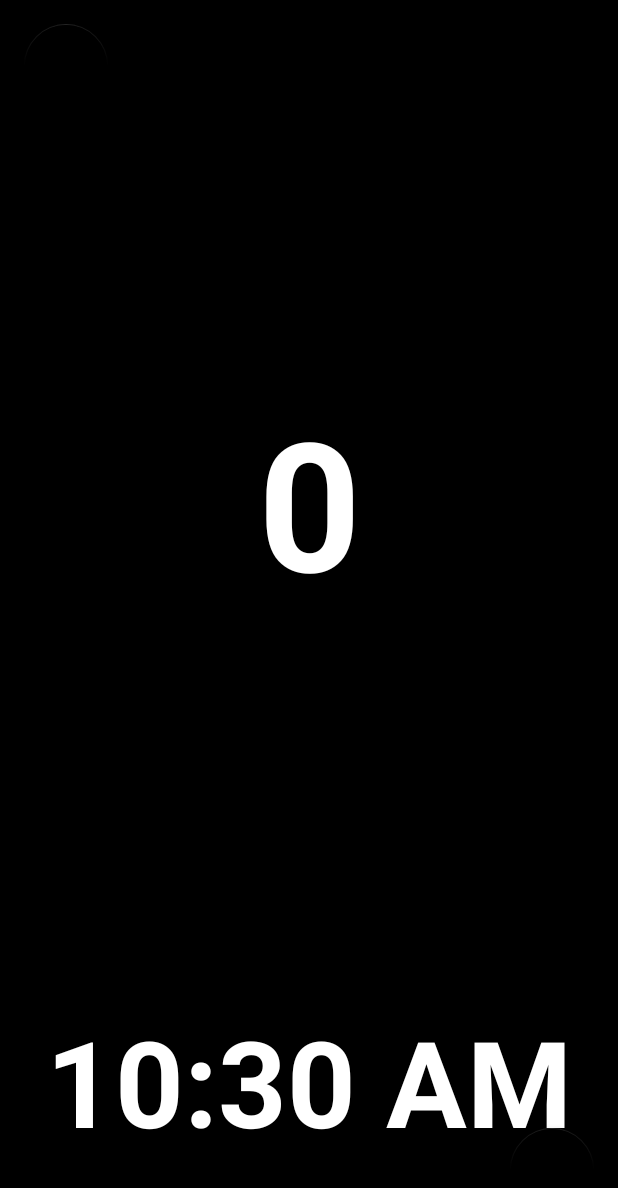
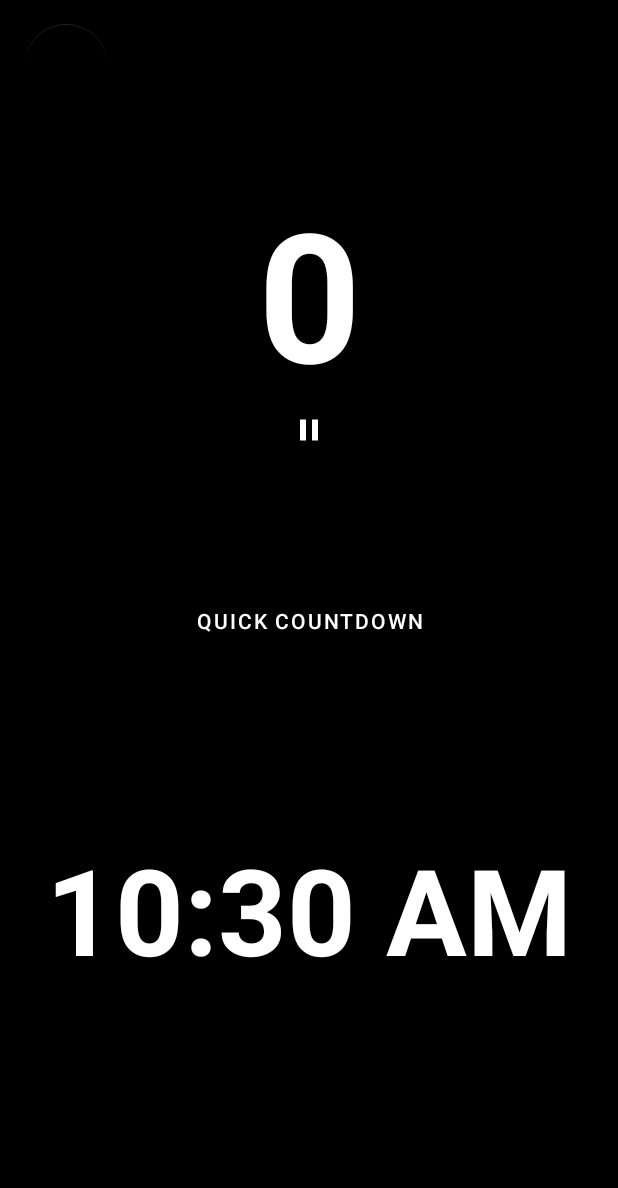
Before and after one commit to Vcky4/Time_Countdown, an Android app: the layout activity_main.xml on its own in the app's theme, with its tools: preview values and no code run, on a phone screen of 412 x 824 dp. Shown: the top 1188 px of the screen. Run offline under Robolectric (Android 15) with nearby library versions, the light colour scheme and no system bars.

Commit message:
Update - UI - orientation change to sensor, buttons and implementation

```diff
--- a/app/src/main/AndroidManifest.xml
+++ b/app/src/main/AndroidManifest.xml
@@ -9,13 +9,13 @@
         android:label="@string/app_name"
         android:roundIcon="@mipmap/ic_launcher_round"
         android:supportsRtl="true"
-        android:theme="@style/Theme.TimeCountdown">
+        android:theme="@style/Theme.TimeCountdown"
+        android:fullBackupContent="true">
         <activity
             android:name=".MainActivity"
             android:configChanges="orientation"
-            android:screenOrientation= "sensorLandscape"
+            android:screenOrientation="sensor"
             android:theme="@style/AppTheme.NoActionBar"
-            tools:ignore="LockedOrientationActivity"
             android:exported="true">
             <intent-filter>
                 <action android:name="android.intent.action.MAIN" />
--- /dev/null
+++ b/app/src/main/res/drawable/ic_baseline_pause_24.xml
@@ -0,0 +1,5 @@
+<vector android:height="24dp" android:tint="#FFFFFF"
+    android:viewportHeight="24" android:viewportWidth="24"
+    android:width="24dp" xmlns:android="http://schemas.android.com/apk/res/android">
+    <path android:fillColor="@android:color/white" android:pathData="M6,19h4L10,5L6,5v14zM14,5v14h4L18,5h-4z"/>
+</vector>
--- /dev/null
+++ b/app/src/main/res/drawable/ic_baseline_play_arrow_24.xml
@@ -0,0 +1,5 @@
+<vector android:height="24dp" android:tint="#FFFFFF"
+    android:viewportHeight="24" android:viewportWidth="24"
+    android:width="24dp" xmlns:android="http://schemas.android.com/apk/res/android">
+    <path android:fillColor="@android:color/white" android:pathData="M8,5v14l11,-7z"/>
+</vector>
--- a/app/src/main/res/layout/activity_main.xml
+++ b/app/src/main/res/layout/activity_main.xml
@@ -6,6 +6,7 @@
     android:layout_height="match_parent"
     android:background="@color/black"
     android:keepScreenOn="true"
+    tools:ignore="HardcodedText"
     tools:context="com.vicksoson.timecountdown.MainActivity">
 
     <com.google.android.gms.ads.AdView xmlns:ads="http://schemas.android.com/apk/res-auto"
@@ -32,7 +33,7 @@
         android:textColor="@color/white"
         android:textSize="120sp"
         android:textStyle="bold"
-        app:layout_constraintBottom_toTopOf="@+id/digitalClock"
+        app:layout_constraintBottom_toTopOf="@+id/quick_countdown"
         app:layout_constraintEnd_toEndOf="parent"
         app:layout_constraintStart_toStartOf="parent"
         app:layout_constraintTop_toTopOf="parent"
@@ -48,6 +49,7 @@
         android:textStyle="bold"
         app:layout_constraintBottom_toBottomOf="parent"
         app:layout_constraintEnd_toEndOf="parent"
+        app:layout_constraintTop_toBottomOf="@id/quick_countdown"
         app:layout_constraintStart_toStartOf="parent" />
 
     <com.google.android.material.floatingactionbutton.FloatingActionButton
@@ -62,10 +64,12 @@
         android:tint="@color/white"
         android:tintMode="src_in"
         app:backgroundTint="@color/black"
+        android:visibility="gone"
         app:layout_constraintBottom_toBottomOf="parent"
         app:layout_constraintEnd_toEndOf="parent"
         app:srcCompat="@drawable/ic_baseline_restore_24"
         tools:ignore="HardcodedText" />
+
     <com.google.android.material.floatingactionbutton.FloatingActionButton
         android:id="@+id/alamFloatingActionButton"
         android:layout_width="wrap_content"
@@ -78,9 +82,31 @@
         android:tint="@color/white"
         android:tintMode="src_in"
         app:backgroundTint="@color/black"
+        app:layout_constraintStart_toStartOf="parent"
         app:layout_constraintTop_toTopOf="parent"
+        app:srcCompat="@drawable/ic_baseline_notifications_24"
+        tools:ignore="HardcodedText,RedundantDescriptionCheck" />
+
+    <Button
+        android:id="@+id/quick_countdown"
+        android:layout_width="wrap_content"
+        android:layout_height="wrap_content"
+        android:text="quick countdown"
+        app:layout_constraintEnd_toEndOf="parent"
         app:layout_constraintStart_toStartOf="parent"
-        app:srcCompat="@drawable/ic_baseline_notifications_24"
-        tools:ignore="HardcodedText" />
+        app:layout_constraintTop_toBottomOf="@+id/timer"
+        app:layout_constraintBottom_toTopOf="@id/digitalClock"
+         />
+
+    <ImageButton
+        android:id="@+id/time_control"
+        android:layout_width="wrap_content"
+        android:layout_height="wrap_content"
+        android:src="@drawable/ic_baseline_pause_24"
+        app:layout_constraintTop_toBottomOf="@id/timer"
+        app:layout_constraintStart_toStartOf="parent"
+        app:layout_constraintEnd_toEndOf="parent"
+        android:background="@color/black"
+        android:contentDescription="time control" />
 
 </androidx.constraintlayout.widget.ConstraintLayout>
```
Also changed, not shown: app/src/main/java/com/vicksoson/timecountdown/MainActivity.kt (+25 -11 lines).
